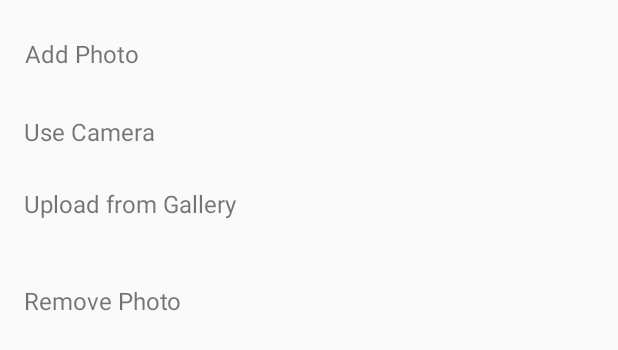
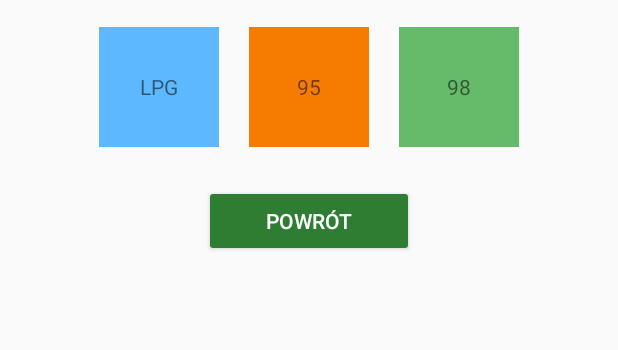
Before and after one commit to pekalam/FuelPrice, an Android app: the layout fuel_bottom_sheet.xml on its own in the app's theme, with its tools: preview values and no code run, on a phone screen of 412 x 824 dp. Shown: the top 350 px of the screen. Run offline under Robolectric (Android 15) with nearby library versions, the phone set to English and light mode, and no system bars.

Commit message:
bottom sheet 1 - Dominik, Bartosz

```diff
--- a/aplikacja/app/src/main/java/com/projekt/fuelprice/AddPhotoBottomDialogFragment.java
+++ /dev/null
@@ -1,33 +0,0 @@
-package com.projekt.fuelprice;
-
-import android.os.Bundle;
-import android.view.LayoutInflater;
-import android.view.View;
-import android.view.ViewGroup;
-
-import androidx.annotation.Nullable;
-
-import com.google.android.material.bottomsheet.BottomSheetDialogFragment;
-
-public class AddPhotoBottomDialogFragment extends BottomSheetDialogFragment {
-
-    public static AddPhotoBottomDialogFragment newInstance() {
-        return new AddPhotoBottomDialogFragment();
-    }
-
-    @Nullable
-    @Override
-    public View onCreateView(LayoutInflater inflater,
-                             @Nullable ViewGroup container,
-                             @Nullable Bundle savedInstanceState) {
-
-        View view = inflater.inflate(R.layout.activity_home, container,
-                false);
-
-
-        // get the views and attach the listener
-
-        return view;
-
-    }
-}
--- /dev/null
+++ b/aplikacja/app/src/main/java/com/projekt/fuelprice/FuelSelectionBottomSheetDialogFragment.java
@@ -0,0 +1,39 @@
+package com.projekt.fuelprice;
+
+import android.os.Bundle;
+import android.view.LayoutInflater;
+import android.view.View;
+import android.view.ViewGroup;
+
+import androidx.annotation.Nullable;
+import androidx.databinding.DataBindingUtil;
+
+import com.google.android.material.bottomsheet.BottomSheetDialogFragment;
+import com.projekt.fuelprice.databinding.FuelBottomSheetBinding;
+
+public class FuelSelectionBottomSheetDialogFragment extends BottomSheetDialogFragment {
+
+    private FuelBottomSheetBinding binding;
+
+    public static FuelSelectionBottomSheetDialogFragment newInstance() {
+        return new FuelSelectionBottomSheetDialogFragment();
+    }
+
+    @Nullable
+    @Override
+    public View onCreateView(LayoutInflater inflater,
+                             @Nullable ViewGroup container,
+                             @Nullable Bundle savedInstanceState) {
+
+        binding = DataBindingUtil.inflate(inflater, R.layout.fuel_bottom_sheet, container, false);
+        binding.buttonReturn.setOnClickListener(new View.OnClickListener() {
+            @Override
+            public void onClick(View v) {
+                dismiss();
+            }
+        });
+
+        return binding.getRoot();
+
+    }
+}
--- a/aplikacja/app/src/main/java/com/projekt/fuelprice/HomeActivity.java
+++ b/aplikacja/app/src/main/java/com/projekt/fuelprice/HomeActivity.java
@@ -1,19 +1,13 @@
 package com.projekt.fuelprice;
 
-import androidx.annotation.Nullable;
 import androidx.databinding.DataBindingUtil;
 import androidx.fragment.app.Fragment;
 import androidx.fragment.app.FragmentActivity;
 import android.os.Bundle;
-import android.view.LayoutInflater;
 import android.view.View;
-import android.view.ViewGroup;
 
 import com.crashlytics.android.Crashlytics;
-import com.google.android.material.bottomsheet.BottomSheetDialogFragment;
 import com.projekt.fuelprice.databinding.ActivityHomeBinding;
-import com.projekt.fuelprice.services.PermissionsService;
-
 
 
 import javax.inject.Inject;
@@ -45,6 +39,16 @@
         //tak samo jest ze wszystkim czemu nadacie id w xml
         //dla kazdej innnej aktywnosci i fragmentu mozna robic tak samo
         binding = DataBindingUtil.setContentView(this, R.layout.activity_home);
+        binding.bar.setNavigationOnClickListener(new View.OnClickListener() {
+            @Override
+            public void onClick(View v) {
+                FuelSelectionBottomSheetDialogFragment fuelSelectionBottomSheetDialogFragment =
+                        FuelSelectionBottomSheetDialogFragment.newInstance();
+
+                fuelSelectionBottomSheetDialogFragment.show(getSupportFragmentManager(),
+                        "fuel_bottom_sheet");
+            }
+        });
 
     }
 
--- a/aplikacja/app/src/main/res/layout/activity_home.xml
+++ b/aplikacja/app/src/main/res/layout/activity_home.xml
@@ -54,7 +54,7 @@
             <com.google.android.material.bottomappbar.BottomAppBar
                 android:id="@+id/bar"
                 android:layout_width="match_parent"
-                android:layout_height="40dp"
+                android:layout_height="45dp"
                 android:layout_gravity="bottom"
 
                 app:navigationIcon="@drawable/ic_menu_black_24dp" />
@@ -64,6 +64,8 @@
                 android:layout_width="wrap_content"
                 android:layout_height="wrap_content"
                 android:src="@drawable/ic_mic_black_24dp"
+                app:backgroundTint="@color/colorPrimaryLight"
+                app:fabCustomSize="62dp"
                 app:layout_anchor="@id/bar" />
 
 
--- a/aplikacja/app/src/main/res/layout/fuel_bottom_sheet.xml
+++ b/aplikacja/app/src/main/res/layout/fuel_bottom_sheet.xml
@@ -1,74 +1,58 @@
 <?xml version="1.0" encoding="utf-8"?>
+<layout xmlns:android="http://schemas.android.com/apk/res/android"
+    xmlns:app="http://schemas.android.com/apk/res-auto">
 <LinearLayout
-    xmlns:android="http://schemas.android.com/apk/res/android"
     android:layout_width="match_parent"
     android:layout_height="wrap_content"
     android:layout_marginBottom="@dimen/dp_8"
     android:layout_marginTop="@dimen/dp_8"
     android:orientation="vertical">
 
-    <TextView
-        android:id="@+id/tv_bottom_sheet_heading"
+    <LinearLayout
+        android:layout_width="match_parent"
+        android:layout_height="wrap_content"
+        android:orientation="horizontal"
+        android:gravity="center_horizontal"
+        android:paddingBottom="25dp"
+        android:paddingTop="10dp">
+        <TextView
+            android:id="@+id/buttonLPG"
+            android:layout_width="80dp"
+            android:layout_height="80dp"
+            android:gravity="center_horizontal|center_vertical"
+            android:text="LPG"
+            android:layout_marginLeft="10dp"
+            android:layout_marginRight="10dp"
+            android:background="@color/lpg"/>
+        <TextView
+            android:id="@+id/button95"
+            android:layout_width="80dp"
+            android:layout_height="80dp"
+            android:gravity="center_horizontal|center_vertical"
+            android:text="95"
+            android:layout_marginLeft="10dp"
+            android:layout_marginRight="10dp"
+            android:background="@color/t95"/>
+        <TextView
+            android:id="@+id/button98"
+            android:layout_width="80dp"
+            android:layout_height="80dp"
+            android:gravity="center_horizontal|center_vertical"
+            android:text="98"
+            android:layout_marginLeft="10dp"
+            android:layout_marginRight="10dp"
+            android:background="@color/t98"/>
+    </LinearLayout>
+
+    <androidx.appcompat.widget.AppCompatButton
+        android:id="@+id/buttonReturn"
         android:layout_width="wrap_content"
-        android:layout_height="@dimen/dp_56"
-        android:layout_marginEnd="@dimen/dp_16"
-        android:layout_marginStart="@dimen/dp_16"
-        android:gravity="center"
-        android:text="@string/bottom_sheet_option_heading"
-
-        android:textSize="16sp" />
-
-    <TextView
-        android:id="@+id/tv_btn_add_photo_camera"
-        android:layout_width="match_parent"
-        android:layout_height="@dimen/dp_48"
-        android:layout_marginEnd="@dimen/dp_16"
-        android:layout_marginStart="@dimen/dp_16"
-        android:backgroundTint="@android:color/white"
-        android:drawablePadding="@dimen/dp_32"
-
-
-        android:gravity="start|center_vertical"
-        android:text="@string/bottom_sheet_option_camera"
-
-        android:textSize="16sp" />
-
-    <TextView
-        android:id="@+id/tv_btn_add_photo_gallery"
-        android:layout_width="match_parent"
-        android:layout_height="48dp"
-        android:layout_marginEnd="@dimen/dp_16"
-        android:layout_marginStart="@dimen/dp_16"
-        android:backgroundTint="@android:color/white"
-        android:drawablePadding="@dimen/dp_32"
-
-
-        android:gravity="start|center_vertical"
-        android:text="@string/bottom_sheet_option_gallery"
-
-        android:textSize="16sp" />
-
-    <View
-        android:layout_width="match_parent"
-        android:layout_height="1dp"
-        android:layout_marginBottom="@dimen/dp_8"
-
-        android:layout_marginTop="@dimen/md_bottom_sheet_separator_top_margin"
-        />
-
-    <TextView
-        android:id="@+id/tv_btn_remove_photo"
-        android:layout_width="match_parent"
-        android:layout_height="@dimen/dp_48"
-        android:layout_marginEnd="@dimen/dp_16"
-        android:layout_marginStart="@dimen/dp_16"
-        android:backgroundTint="@android:color/white"
-        android:drawablePadding="@dimen/dp_32"
-
-
-        android:gravity="start|center_vertical"
-        android:text="@string/bottom_sheet_option_remove_photo"
-
-        android:textSize="16sp" />
+        android:minWidth="140dp"
+        android:layout_height="wrap_content"
+        android:layout_gravity="center|center_horizontal"
+        android:text="Powrót"
+        android:textColor="@color/white"
+        app:backgroundTint="@color/colorPrimary"/>
 
 </LinearLayout>
+</layout>
--- a/aplikacja/app/src/main/res/values/colors.xml
+++ b/aplikacja/app/src/main/res/values/colors.xml
@@ -12,4 +12,7 @@
     <color name="greenLight">#60ad5e</color>
     <color name="green">#2e7d32</color>
     <color name="black_overlay">#66000000</color>
+    <color name="lpg">#5eb8ff</color>
+    <color name="t95">#f57c00</color>
+    <color name="t98">#66bb6a</color>
 </resources>
--- a/aplikacja/app/src/main/res/values/dimen.xml
+++ b/aplikacja/app/src/main/res/values/dimen.xml
@@ -1,5 +1,5 @@
 <?xml version="1.0" encoding="utf-8"?>
-<resources>
+<resources xmlns:tools="http://schemas.android.com/tools">
     <dimen name="dp_8">8dp</dimen>
     <dimen name="dp_16">16dp</dimen>
     <dimen name="dp_24">24dp</dimen>
```
